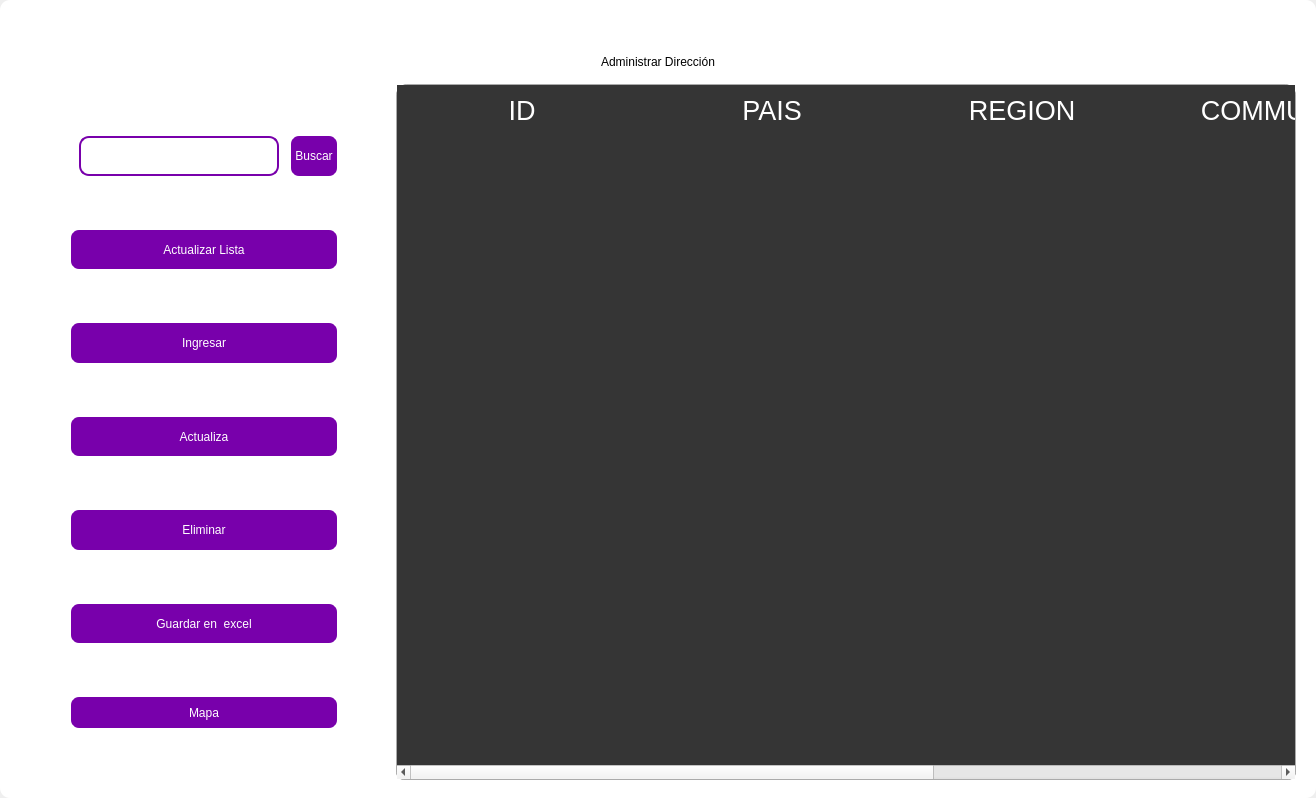
Above: design/standar/mainaddress1.ui from codemiguel-dev/ERP-EmprendeSoft-Desktop before the change. Below: the same form after it.
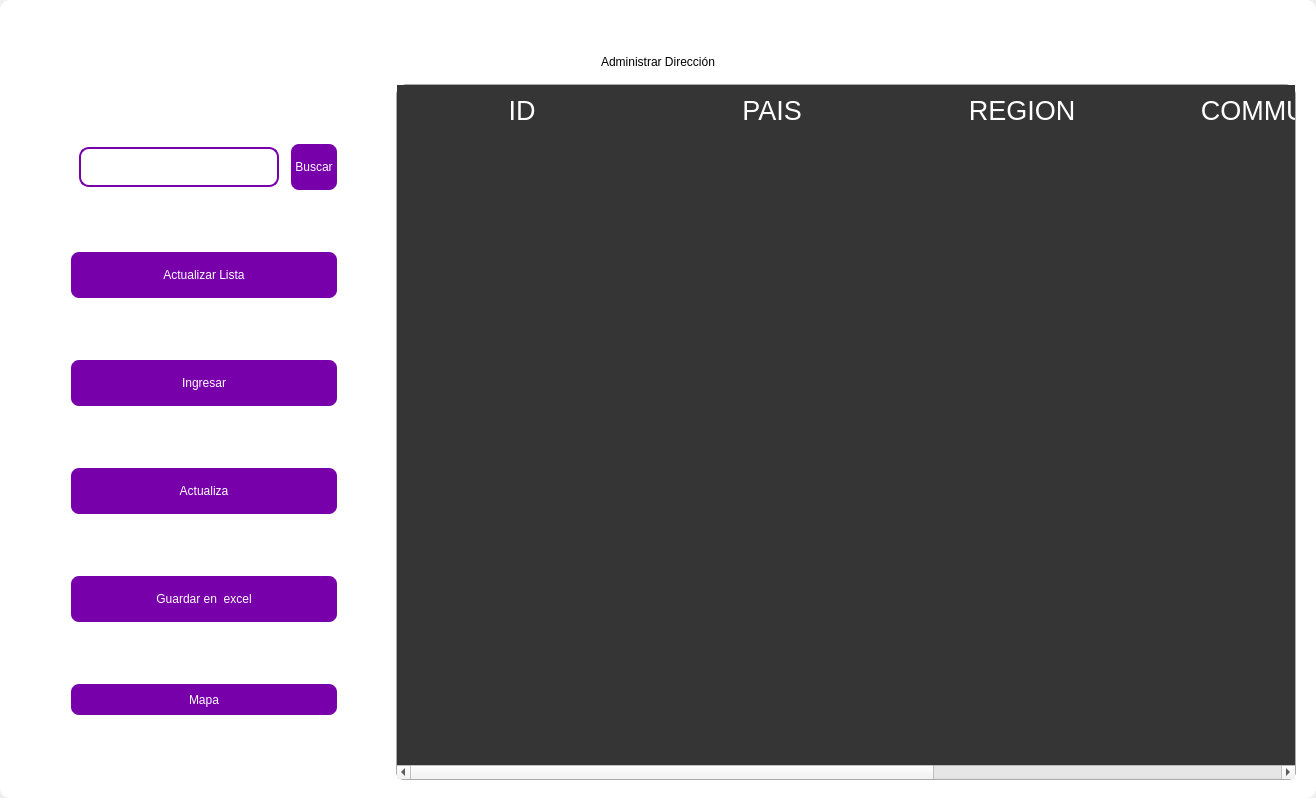
That is the form after the change. Icons and pictures are not drawn.

Diff of the .ui file:
```diff
--- a/design/standar/mainaddress1.ui
+++ b/design/standar/mainaddress1.ui
@@ -643,51 +643,6 @@
               </property>
              </widget>
             </item>
-            <item>
-             <widget class="QPushButton" name="btn_delete">
-              <property name="minimumSize">
-               <size>
-                <width>0</width>
-                <height>40</height>
-               </size>
-              </property>
-              <property name="maximumSize">
-               <size>
-                <width>300</width>
-                <height>50</height>
-               </size>
-              </property>
-              <property name="cursor">
-               <cursorShape>PointingHandCursor</cursorShape>
-              </property>
-              <property name="styleSheet">
-               <string notr="true">QPushButton{
-border-radius:10px; 
-font: 12pt &quot;Arial&quot;;
-color: rgb(255, 255, 254);
-border: 2px solid #ffffff;
-	background-color: rgb(120, 0, 171);
-}
-
-QPushButton:hover{
-border-radius:10px; 
-font: 12pt &quot;Arial&quot;;
-color: rgb(255, 255, 255);
-border: 2px solid rgb(120, 0, 171);
-	background-color: rgb(120, 0, 171);
-}</string>
-              </property>
-              <property name="text">
-               <string>Eliminar</string>
-              </property>
-              <property name="iconSize">
-               <size>
-                <width>35</width>
-                <height>35</height>
-               </size>
-              </property>
-             </widget>
-            </item>
             <item>
              <widget class="QPushButton" name="btn_excel">
               <property name="minimumSize">
```
